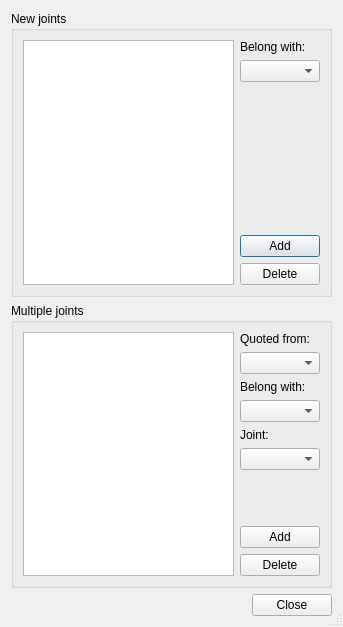
Above: core/synthesis/collections/configure_dialog/customs.ui from KmolYuan/Pyslvs-UI before the change. Below: the same form after it.
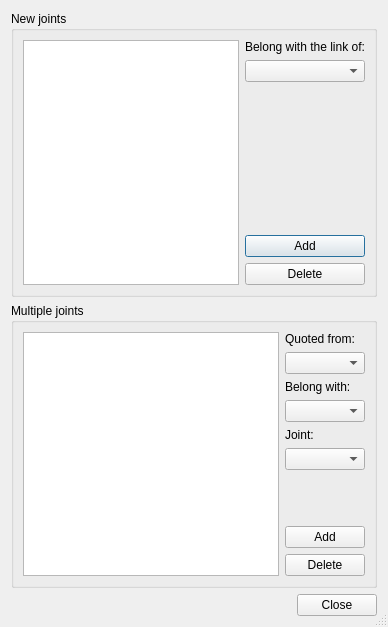
That is the form after the change. Icons and pictures are not drawn.

```diff
--- a/core/synthesis/collections/configure_dialog/customs.ui
+++ b/core/synthesis/collections/configure_dialog/customs.ui
@@ -6,7 +6,7 @@
    <rect>
     <x>0</x>
     <y>0</y>
-    <width>343</width>
+    <width>388</width>
     <height>627</height>
    </rect>
   </property>
@@ -38,7 +38,7 @@
         <item>
          <widget class="QLabel" name="link_choose_label">
           <property name="text">
-           <string>Belong with:</string>
+           <string>Belong with the link of:</string>
           </property>
          </widget>
         </item>
```
